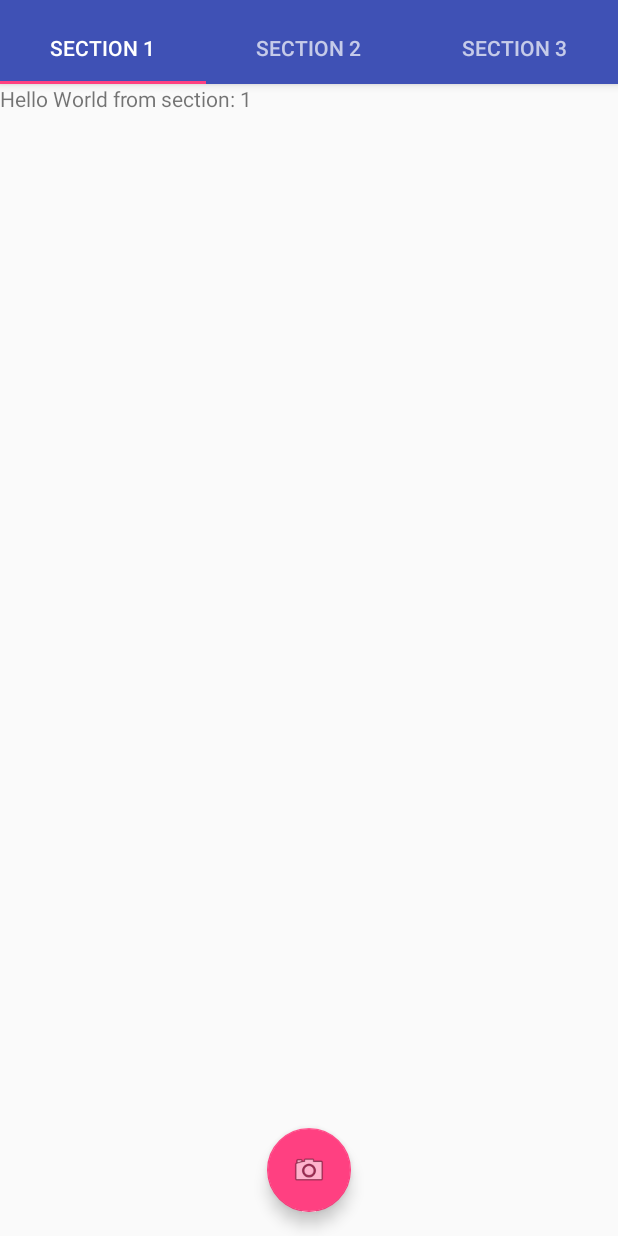
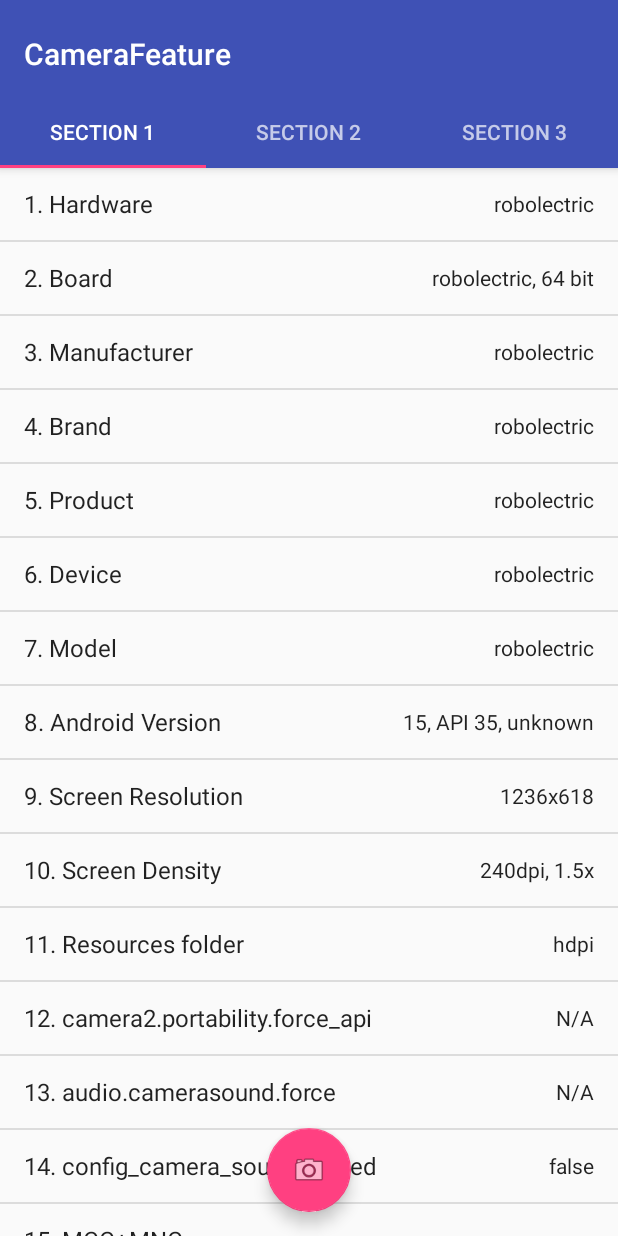
Before and after one commit to baby518/CameraChecker, an Android app: the screen it shows after launch (MainActivity), on a phone screen of 412 x 824 dp. Run offline under Robolectric (Android 15) with nearby library versions, the phone set to English and light mode, and no system bars.

Commit message:
add overview fragment and toobar

```diff
--- a/app/src/main/java/com/sample/camerafeature/MainActivity.java
+++ b/app/src/main/java/com/sample/camerafeature/MainActivity.java
@@ -10,11 +10,15 @@ import android.support.v4.app.FragmentManager;
 import android.support.v4.app.FragmentPagerAdapter;
 import android.support.v4.view.ViewPager;
 import android.os.Bundle;
+import android.support.v7.widget.Toolbar;
 import android.view.LayoutInflater;
 import android.view.View;
 import android.view.ViewGroup;
 
 import android.widget.TextView;
+
+import com.sample.camerafeature.fragment.OverviewFragment;
+import com.sample.camerafeature.utils.FeatureChecker;
 
 public class MainActivity extends AppCompatActivity {
     private SectionsPagerAdapter mSectionsPagerAdapter;
@@ -25,6 +29,10 @@ public class MainActivity extends AppCompatActivity {
     protected void onCreate(Bundle savedInstanceState) {
         super.onCreate(savedInstanceState);
         setContentView(R.layout.activity_main);
+
+        Toolbar toolbar = (Toolbar) findViewById(R.id.toolbar);
+        setSupportActionBar(toolbar);
+
         // Create the adapter that will return a fragment for each of the three
         // primary sections of the activity.
         mSectionsPagerAdapter = new SectionsPagerAdapter(getSupportFragmentManager());
@@ -80,6 +88,9 @@ public class MainActivity extends AppCompatActivity {
         public Fragment getItem(int position) {
             // getItem is called to instantiate the fragment for the given page.
             // Return a PlaceholderFragment (defined as a static inner class below).
+            if (position == 0) {
+                return new OverviewFragment();
+            }
             return PlaceholderFragment.newInstance(position + 1);
         }
 
--- /dev/null
+++ b/app/src/main/java/com/sample/camerafeature/fragment/BaseCapabilitiesContent.java
@@ -0,0 +1,71 @@
+package com.sample.camerafeature.fragment;
+
+import java.util.ArrayList;
+import java.util.List;
+import java.util.Set;
+
+public class BaseCapabilitiesContent {
+    public static String SUPPORTED = "supported";
+    public static String UNSUPPORTED = "unsupported";
+    private List<CapabilitiesItem> ITEMS = new ArrayList<>();
+
+    public void addItem(CapabilitiesItem item) {
+        this.ITEMS.add(item);
+    }
+
+    public void clearCameraCapabilities() {
+        this.ITEMS.clear();
+    }
+
+    public void generateCapabilities() {
+    }
+
+    public CapabilitiesItem getItemAt(int index) {
+        return this.ITEMS.get(index);
+    }
+
+    public List<CapabilitiesItem> getItems() {
+        return this.ITEMS;
+    }
+
+    public class CapabilitiesItem {
+        private String content;
+        private List<?> contentList;
+        private String title;
+
+        public CapabilitiesItem(String title, String content) {
+            this.title = title;
+            this.content = content;
+        }
+
+        public CapabilitiesItem(List<?> contentList) {
+            this.contentList = contentList;
+        }
+
+        public CapabilitiesItem(Set<?> contentSet) {
+        }
+
+        public CapabilitiesItem(String title, boolean paramBoolean) {
+            this.title = title;
+        }
+
+        public CapabilitiesItem(String title, Object[] paramArrayOfObject) {
+        }
+
+        public String getContent() {
+            return content;
+        }
+
+        public List<?> getContentList() {
+            return contentList;
+        }
+
+        public String getTitle() {
+            return title;
+        }
+
+        public String toString() {
+            return title;
+        }
+    }
+}
--- /dev/null
+++ b/app/src/main/java/com/sample/camerafeature/fragment/BaseFragment.java
@@ -0,0 +1,81 @@
+package com.sample.camerafeature.fragment;
+
+import android.os.Bundle;
+import android.support.v4.app.ListFragment;
+import android.view.View;
+import android.widget.ListView;
+import android.widget.SimpleAdapter;
+
+import java.util.ArrayList;
+import java.util.HashMap;
+import java.util.List;
+import java.util.Map;
+
+import com.sample.camerafeature.R;
+import com.sample.camerafeature.fragment.BaseCapabilitiesContent.CapabilitiesItem;
+import com.sample.camerafeature.utils.FeatureChecker;
+
+public class BaseFragment extends ListFragment {
+    public final String NA = "N/A";
+    public BaseCapabilitiesContent mCapabilitiesContent;
+
+    public BaseFragment() {}
+
+    @Override
+    public void onActivityCreated(Bundle paramBundle) {
+        super.onActivityCreated(paramBundle);
+        FeatureChecker.initialize(getActivity());
+        initCapabilities();
+        setMyListAdapter();
+    }
+
+    public static String getName() {
+        return "";
+    }
+
+    public void initCapabilities() {
+    }
+
+    public List<Map<String, Object>> getSimpleData() {
+        List localList = this.mCapabilitiesContent.getItems();
+        int size = localList.size();
+        ArrayList resultList = new ArrayList();
+        if (this.mCapabilitiesContent != null) {
+            for (int i = 0; i < size; i++) {
+                CapabilitiesItem item = (CapabilitiesItem) localList.get(i);
+                HashMap localHashMap = new HashMap();
+                localHashMap.put("title", i + 1 + ". " + item.getTitle());
+                localHashMap.put("content", item.getContent());
+                resultList.add(localHashMap);
+            }
+        }
+        return resultList;
+    }
+
+    public void onListItemClick(ListView paramListView, View paramView, int paramInt,
+            long paramLong) {
+//        super.onListItemClick(paramListView, paramView, paramInt, paramLong);
+//        paramView = (BaseCapabilitiesContent.CapabilitiesItem) this.mCapabilitiesContent.getItems()
+//                .get(paramInt);
+//        localObject = new AlertDialog.Builder(getActivity());
+//        if (paramView.getContentList() != null) {
+//            int i = paramView.getContentList().size();
+//            paramListView = new CharSequence[i];
+//            for (paramInt = 0; paramInt < i; paramInt++) {
+//                paramListView[paramInt] = paramView.getContentList().get(paramInt).toString();
+//            }
+//            ((AlertDialog.Builder) localObject).setTitle(paramView.getTitle())
+//                    .setItems(paramListView, null);
+//            ((AlertDialog.Builder) localObject).show();
+//        }
+    }
+
+    public void setMyListAdapter() {
+        setListAdapter(new SimpleAdapter(getActivity(), getSimpleData(),
+                R.layout.simple_list_item, new String[] {
+                        "title", "content"
+                }, new int[] {
+                        R.id.text1, R.id.text2
+                }));
+    }
+}
--- /dev/null
+++ b/app/src/main/java/com/sample/camerafeature/fragment/OverviewCapabilitiesContent.java
@@ -0,0 +1,42 @@
+package com.sample.camerafeature.fragment;
+
+import android.content.Context;
+import android.os.SystemProperties;
+import android.telephony.TelephonyManager;
+
+import com.sample.camerafeature.utils.FeatureChecker;
+
+public class OverviewCapabilitiesContent extends BaseCapabilitiesContent {
+    private boolean mConfigCameraSoundForced;
+    private String mNetworkOperator;
+
+    public OverviewCapabilitiesContent(Context context) {
+        mConfigCameraSoundForced = getConfigCameraSoundForced(context);
+        TelephonyManager telManager = (TelephonyManager) context.getSystemService(Context.TELEPHONY_SERVICE);
+        mNetworkOperator = telManager.getNetworkOperator();
+    }
+
+    public void generateCapabilities() {
+        addItem(new BaseCapabilitiesContent.CapabilitiesItem("Hardware", FeatureChecker.getHardware()));
+
+        addItem(new BaseCapabilitiesContent.CapabilitiesItem("Board", FeatureChecker.getHardwareBoard() + ", " + (FeatureChecker.is64bit() ? "64 bit" : "32 bit")));
+        addItem(new BaseCapabilitiesContent.CapabilitiesItem("Manufacturer", FeatureChecker.getHardwareManufacturer()));
+        addItem(new BaseCapabilitiesContent.CapabilitiesItem("Brand", FeatureChecker.getHardwareBrand()));
+        addItem(new BaseCapabilitiesContent.CapabilitiesItem("Product", FeatureChecker.getHardwareProduct()));
+        addItem(new BaseCapabilitiesContent.CapabilitiesItem("Device", FeatureChecker.getHardwareDevice()));
+        addItem(new BaseCapabilitiesContent.CapabilitiesItem("Model", FeatureChecker.getHardwareModel()));
+        addItem(new BaseCapabilitiesContent.CapabilitiesItem("Android Version", FeatureChecker.getReleaseVersion() + ", API " + FeatureChecker.getReleaseSDK() + ", " + FeatureChecker.getBuildType()));
+        addItem(new BaseCapabilitiesContent.CapabilitiesItem("Screen Resolution", FeatureChecker.getScreenResolution()));
+        addItem(new BaseCapabilitiesContent.CapabilitiesItem("Screen Density", FeatureChecker.getScreenDensityDpi() + "dpi, " + FeatureChecker.getScreenDensity() + "x"));
+        addItem(new BaseCapabilitiesContent.CapabilitiesItem("Resources folder", FeatureChecker.getResourcesFolder()));
+        addItem(new BaseCapabilitiesContent.CapabilitiesItem("camera2.portability.force_api", SystemProperties.get("camera2.portability.force_api", "N/A")));
+        addItem(new BaseCapabilitiesContent.CapabilitiesItem("audio.camerasound.force", SystemProperties.get("audio.camerasound.force", "N/A")));
+        addItem(new BaseCapabilitiesContent.CapabilitiesItem("config_camera_sound_forced", Boolean.toString(this.mConfigCameraSoundForced)));
+        addItem(new BaseCapabilitiesContent.CapabilitiesItem("MCC+MNC", this.mNetworkOperator));
+    }
+
+    public boolean getConfigCameraSoundForced(Context context) {
+        return context.getResources()
+                .getBoolean(com.android.internal.R.bool.config_camera_sound_forced);
+    }
+}
--- /dev/null
+++ b/app/src/main/java/com/sample/camerafeature/fragment/OverviewFragment.java
@@ -0,0 +1,14 @@
+package com.sample.camerafeature.fragment;
+
+public class OverviewFragment extends BaseFragment {
+    public static String getName() {
+        return "Overview";
+    }
+
+    public void initCapabilities() {
+        super.initCapabilities();
+        this.mCapabilitiesContent = new OverviewCapabilitiesContent(getContext());
+        this.mCapabilitiesContent.clearCameraCapabilities();
+        this.mCapabilitiesContent.generateCapabilities();
+    }
+}
--- a/app/src/main/java/com/sample/camerafeature/utils/FeatureChecker.java
+++ b/app/src/main/java/com/sample/camerafeature/utils/FeatureChecker.java
@@ -3,7 +3,6 @@ package com.sample.camerafeature.utils;
 import android.content.Context;
 import android.os.Build;
 import android.util.DisplayMetrics;
-import android.util.Log;
 import android.view.WindowManager;
 
 import com.sample.camerafeature.R;
@@ -79,12 +78,12 @@ public class FeatureChecker {
     }
 
     public static void initialize(Context context) {
+        if (isInitialized()) return;
         WindowManager windowManager = (WindowManager) context.getSystemService(Context.WINDOW_SERVICE);
         DisplayMetrics displayMetrics = new DisplayMetrics();
         windowManager.getDefaultDisplay().getMetrics(displayMetrics);
         sDensity = displayMetrics.density;
         sDensityDpi = displayMetrics.densityDpi;
-        Log.d("zczc", "zczc FeatureChecker  --> initialize " + displayMetrics);
         sScreenWidthLong = Math.max(displayMetrics.widthPixels, displayMetrics.heightPixels);
         sScreenWidthShort = Math.min(displayMetrics.widthPixels, displayMetrics.heightPixels);
         sResFolderCheck = context.getString(R.string.res_folder_check);
--- a/app/src/main/res/layout/activity_main.xml
+++ b/app/src/main/res/layout/activity_main.xml
@@ -14,6 +14,15 @@
         android:layout_height="wrap_content"
         android:paddingTop="@dimen/appbar_padding_top"
         android:theme="@style/AppTheme.AppBarOverlay">
+
+        <android.support.v7.widget.Toolbar
+            android:id="@+id/toolbar"
+            android:layout_width="match_parent"
+            android:layout_height="?attr/actionBarSize"
+            android:background="?attr/colorPrimary"
+            app:popupTheme="@style/AppTheme.PopupOverlay">
+
+        </android.support.v7.widget.Toolbar>
 
         <android.support.design.widget.TabLayout
             android:id="@+id/tabs"
--- /dev/null
+++ b/app/src/main/res/layout/simple_list_item.xml
@@ -0,0 +1,26 @@
+<RelativeLayout xmlns:android="http://schemas.android.com/apk/res/android"
+                android:layout_width="match_parent"
+                android:layout_height="wrap_content"
+                android:minHeight="?android:attr/listPreferredItemHeightSmall"
+                android:mode="oneLine"
+                android:paddingEnd="?android:attr/listPreferredItemPaddingEnd"
+                android:paddingStart="?android:attr/listPreferredItemPaddingStart">
+
+    <TextView
+        android:id="@+id/text1"
+        android:layout_width="wrap_content"
+        android:layout_height="match_parent"
+        android:layout_alignParentStart="true"
+        android:layout_centerVertical="true"
+        android:gravity="center_vertical"
+        android:textAppearance="?android:attr/textAppearanceListItem"/>
+
+    <TextView
+        android:id="@+id/text2"
+        android:layout_width="wrap_content"
+        android:layout_height="match_parent"
+        android:layout_alignParentEnd="true"
+        android:layout_centerVertical="true"
+        android:gravity="center_vertical"
+        android:textAppearance="?android:attr/textAppearanceListItemSecondary"/>
+</RelativeLayout>
```
